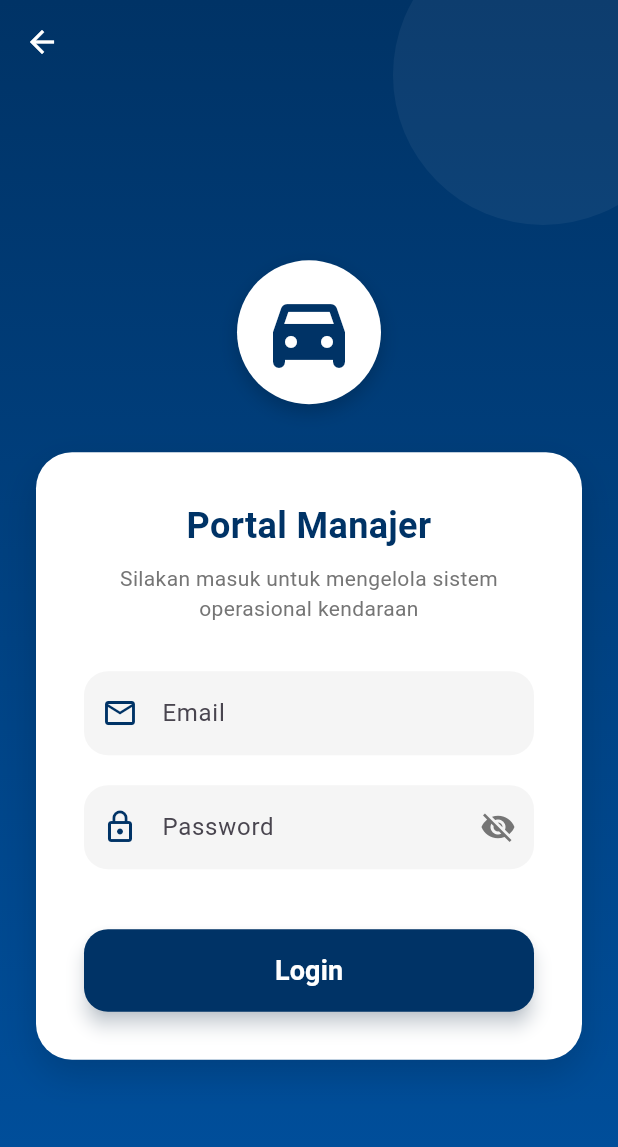
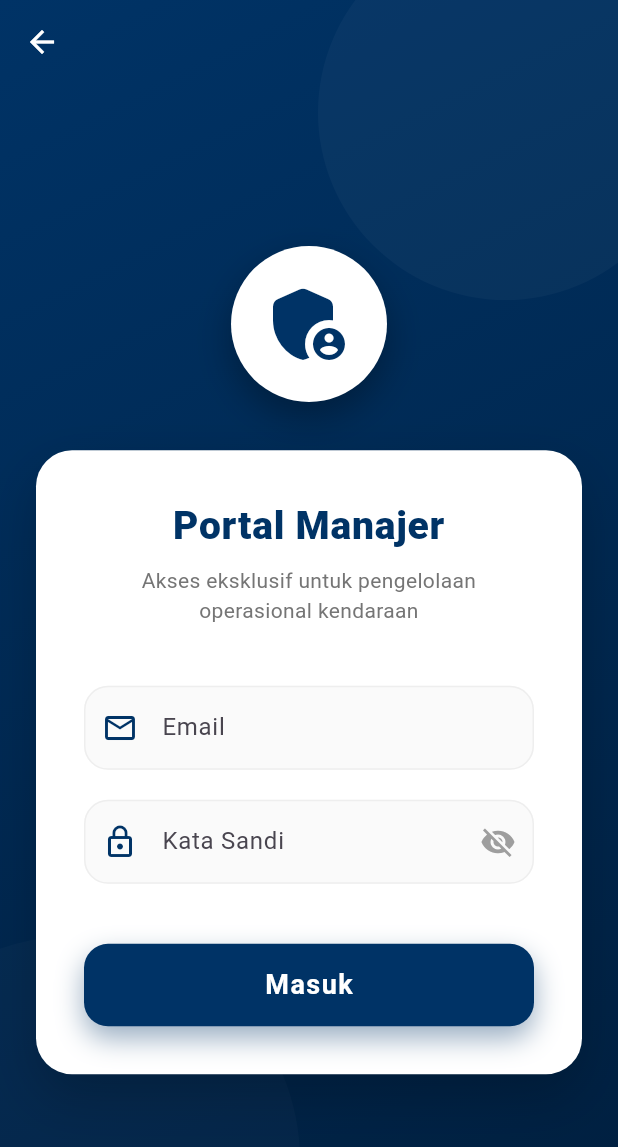
Before and after one commit to GustiMahardikaSM/sikendi, a Flutter app: the screen it shows after launch, after a tap on "MANAJER (Monitoring Armada)", on a phone screen of 412 x 824 dp. Shown: the top 1147 px of the screen. Run offline on Flutter 3.47's test engine with Material 3 defaults, Android fonts, the phone set to English and light mode, and no system bars; our stand-ins replace flutter_image_compress, flutter_map, image_picker, latlong2; missing offline and left inert: mongo_dart.

Commit message:
animasi login manager

```diff
--- a/lib/manager_login_page.dart
+++ b/lib/manager_login_page.dart
@@ -10,7 +10,8 @@ class ManagerLoginPage extends StatefulWidget {
   State<ManagerLoginPage> createState() => _ManagerLoginPageState();
 }
 
-class _ManagerLoginPageState extends State<ManagerLoginPage> {
+// Tambahkan SingleTickerProviderStateMixin untuk menggunakan AnimationController
+class _ManagerLoginPageState extends State<ManagerLoginPage> with SingleTickerProviderStateMixin {
   final TextEditingController _emailController = TextEditingController();
   final TextEditingController _passwordController = TextEditingController();
   bool _isLoading = false;
@@ -19,6 +20,58 @@ class _ManagerLoginPageState extends State<ManagerLoginPage> {
   // Tema Warna Kustom
   final Color primaryColor = const Color(0xFF003366); // Navy Blue
   final Color accentColor = const Color(0xFFFFD700); // Gold
+
+  // Variabel Animasi
+  late AnimationController _animationController;
+  late Animation<double> _fadeAnimation;
+  late Animation<Offset> _slideAnimation;
+  late Animation<double> _scaleAnimation;
+
+  @override
+  void initState() {
+    super.initState();
+
+    // Inisialisasi AnimationController (durasi 1.2 detik untuk kesan lambat & mewah)
+    _animationController = AnimationController(
+      vsync: this,
+      duration: const Duration(milliseconds: 1200),
+    );
+
+    // Animasi Opacity (Fade In)
+    _fadeAnimation = Tween<double>(begin: 0.0, end: 1.0).animate(
+      CurvedAnimation(
+        parent: _animationController,
+        curve: const Interval(0.0, 0.8, curve: Curves.easeOut),
+      ),
+    );
+
+    // Animasi Meluncur dari bawah (Slide Up)
+    _slideAnimation = Tween<Offset>(begin: const Offset(0, 0.15), end: Offset.zero).animate(
+      CurvedAnimation(
+        parent: _animationController,
+        curve: const Interval(0.2, 1.0, curve: Curves.easeOutCubic),
+      ),
+    );
+
+    // Animasi Membesar (Scale) untuk Logo
+    _scaleAnimation = Tween<double>(begin: 0.5, end: 1.0).animate(
+      CurvedAnimation(
+        parent: _animationController,
+        curve: const Interval(0.0, 0.7, curve: Curves.easeOutBack),
+      ),
+    );
+
+    // Mulai animasi saat halaman dibuka
+    _animationController.forward();
+  }
+
+  @override
+  void dispose() {
+    _animationController.dispose(); // Wajib di-dispose agar tidak memory leak
+    _emailController.dispose();
+    _passwordController.dispose();
+    super.dispose();
+  }
 
   Future<void> _login() async {
     if (_emailController.text.isEmpty || _passwordController.text.isEmpty) {
@@ -136,37 +189,49 @@ class _ManagerLoginPageState extends State<ManagerLoginPage> {
       appBar: AppBar(
         backgroundColor: Colors.transparent,
         elevation: 0,
-        leading: BackButton(
+        leading: const BackButton(
           color: Colors.white,
         ),
       ),
       body: Stack(
         children: [
-          // Background Gradient
+          // Background Gradient yang Mewah
           Container(
             height: MediaQuery.of(context).size.height,
             decoration: BoxDecoration(
               gradient: LinearGradient(
-                begin: Alignment.topCenter,
-                end: Alignment.bottomCenter,
+                begin: Alignment.topLeft,
+                end: Alignment.bottomRight,
                 colors: [
                   primaryColor,
-                  const Color(0xFF00509E), // Lighter Navy
+                  const Color(0xFF001F3F), // Navy yang lebih gelap agar elegan
                 ],
               ),
             ),
           ),
 
-          // Dekorasi tambahan (opsional) - lingkaran transparan
+          // Dekorasi Lingkaran
           Positioned(
             top: -50,
             right: -50,
             child: Container(
-              width: 200,
-              height: 200,
+              width: 250,
+              height: 250,
               decoration: BoxDecoration(
                 shape: BoxShape.circle,
-                color: Colors.white.withOpacity(0.05),
+                color: Colors.white.withOpacity(0.03),
+              ),
+            ),
+          ),
+          Positioned(
+            bottom: -100,
+            left: -100,
+            child: Container(
+              width: 300,
+              height: 300,
+              decoration: BoxDecoration(
+                shape: BoxShape.circle,
+                color: Colors.white.withOpacity(0.02),
               ),
             ),
           ),
@@ -179,39 +244,49 @@ class _ManagerLoginPageState extends State<ManagerLoginPage> {
                 child: Column(
                   mainAxisAlignment: MainAxisAlignment.center,
                   children: [
-                    // Ikon / Logo Aplikasi
-                    Container(
-                      padding: const EdgeInsets.all(16),
+                    // --- ANIMASI LOGO ---
+                    ScaleTransition(
+                      scale: _scaleAnimation,
+                      child: FadeTransition(
+                        opacity: _fadeAnimation,
+                        child: Container(
+                          padding: const EdgeInsets.all(20),
                           decoration: BoxDecoration(
                             color: Colors.white,
                             shape: BoxShape.circle,
                             boxShadow: [
                               BoxShadow(
-                            color: Colors.black.withOpacity(0.2),
-                            blurRadius: 10,
-                            offset: const Offset(0, 5),
+                                color: Colors.black.withOpacity(0.3),
+                                blurRadius: 20,
+                                offset: const Offset(0, 10),
                               ),
                             ],
                           ),
                           child: Icon(
-                        Icons.directions_car_filled_rounded,
+                            Icons.admin_panel_settings_rounded, // Menggunakan icon admin/manager
                             size: 64,
                             color: primaryColor,
                           ),
                         ),
+                      ),
+                    ),
                     const SizedBox(height: 32),
 
-                    // Card Form Login
-                    Container(
+                    // --- ANIMASI CARD LOGIN ---
+                    SlideTransition(
+                      position: _slideAnimation,
+                      child: FadeTransition(
+                        opacity: _fadeAnimation,
+                        child: Container(
                           padding: const EdgeInsets.all(32),
                           decoration: BoxDecoration(
                             color: Colors.white,
                             borderRadius: BorderRadius.circular(24),
                             boxShadow: [
                               BoxShadow(
-                            color: Colors.black.withOpacity(0.15),
-                            blurRadius: 20,
-                            offset: const Offset(0, 10),
+                                color: Colors.black.withOpacity(0.2), // Soft shadow
+                                blurRadius: 30, // Sebarannya dibuat besar agar elegan
+                                offset: const Offset(0, 15),
                               ),
                             ],
                           ),
@@ -221,22 +296,24 @@ class _ManagerLoginPageState extends State<ManagerLoginPage> {
                               Text(
                                 'Portal Manajer',
                                 style: TextStyle(
-                              fontSize: 24,
-                              fontWeight: FontWeight.bold,
+                                  fontSize: 26,
+                                  fontWeight: FontWeight.w800,
                                   color: primaryColor,
+                                  letterSpacing: 0.5,
                                 ),
                                 textAlign: TextAlign.center,
                               ),
                               const SizedBox(height: 8),
                               Text(
-                            'Silakan masuk untuk mengelola sistem operasional kendaraan',
+                                'Akses eksklusif untuk pengelolaan operasional kendaraan',
                                 style: TextStyle(
                                   fontSize: 14,
                                   color: Colors.grey[600],
+                                  height: 1.4,
                                 ),
                                 textAlign: TextAlign.center,
                               ),
-                          const SizedBox(height: 32),
+                              const SizedBox(height: 40),
 
                               // Input Email
                               TextField(
@@ -244,13 +321,17 @@ class _ManagerLoginPageState extends State<ManagerLoginPage> {
                                 keyboardType: TextInputType.emailAddress,
                                 decoration: InputDecoration(
                                   labelText: 'Email',
-                              hintText: 'Masukkan email Anda',
+                                  hintText: 'Masukkan email manajer',
                                   prefixIcon: Icon(Icons.email_outlined, color: primaryColor),
                                   filled: true,
-                              fillColor: Colors.grey[100],
+                                  fillColor: Colors.grey[50],
                                   border: OutlineInputBorder(
                                     borderRadius: BorderRadius.circular(16),
-                                borderSide: BorderSide.none,
+                                    borderSide: BorderSide(color: Colors.grey[300]!),
+                                  ),
+                                  enabledBorder: OutlineInputBorder(
+                                    borderRadius: BorderRadius.circular(16),
+                                    borderSide: BorderSide(color: Colors.grey[200]!),
                                   ),
                                   focusedBorder: OutlineInputBorder(
                                     borderRadius: BorderRadius.circular(16),
@@ -266,14 +347,18 @@ class _ManagerLoginPageState extends State<ManagerLoginPage> {
                                 controller: _passwordController,
                                 obscureText: !_isPasswordVisible,
                                 decoration: InputDecoration(
-                              labelText: 'Password',
-                              hintText: 'Masukkan password Anda',
+                                  labelText: 'Kata Sandi',
+                                  hintText: 'Masukkan kata sandi',
                                   prefixIcon: Icon(Icons.lock_outline, color: primaryColor),
                                   filled: true,
-                              fillColor: Colors.grey[100],
+                                  fillColor: Colors.grey[50],
                                   border: OutlineInputBorder(
                                     borderRadius: BorderRadius.circular(16),
-                                borderSide: BorderSide.none,
+                                    borderSide: BorderSide(color: Colors.grey[300]!),
+                                  ),
+                                  enabledBorder: OutlineInputBorder(
+                                    borderRadius: BorderRadius.circular(16),
+                                    borderSide: BorderSide(color: Colors.grey[200]!),
                                   ),
                                   focusedBorder: OutlineInputBorder(
                                     borderRadius: BorderRadius.circular(16),
@@ -284,7 +369,7 @@ class _ManagerLoginPageState extends State<ManagerLoginPage> {
                                       _isPasswordVisible
                                           ? Icons.visibility
                                           : Icons.visibility_off,
-                                  color: Colors.grey[600],
+                                      color: Colors.grey[500],
                                     ),
                                     onPressed: () {
                                       setState(() {
@@ -298,15 +383,24 @@ class _ManagerLoginPageState extends State<ManagerLoginPage> {
                               const SizedBox(height: 40),
 
                               // Tombol Login
-                          SizedBox(
+                              Container(
                                 height: 55,
+                                decoration: BoxDecoration(
+                                  borderRadius: BorderRadius.circular(16),
+                                  boxShadow: [
+                                    BoxShadow(
+                                      color: primaryColor.withOpacity(0.4),
+                                      blurRadius: 15,
+                                      offset: const Offset(0, 8),
+                                    ),
+                                  ],
+                                ),
                                 child: ElevatedButton(
                                   onPressed: _isLoading ? null : _login,
                                   style: ElevatedButton.styleFrom(
                                     backgroundColor: primaryColor,
                                     foregroundColor: Colors.white,
-                                elevation: 5,
-                                shadowColor: primaryColor.withOpacity(0.5),
+                                    elevation: 0, // Matikan elevation bawaan karena sudah pakai BoxShadow
                                     shape: RoundedRectangleBorder(
                                       borderRadius: BorderRadius.circular(16),
                                     ),
@@ -321,15 +415,18 @@ class _ManagerLoginPageState extends State<ManagerLoginPage> {
                                           ),
                                         )
                                       : const Text(
-                                      'Login',
+                                          'Masuk',
                                           style: TextStyle(
                                             fontSize: 18,
                                             fontWeight: FontWeight.bold,
+                                            letterSpacing: 1.0,
                                           ),
                                         ),
                                 ),
                               ),
                             ],
+                          ),
+                        ),
                       ),
                     ),
                   ],
@@ -341,11 +438,4 @@ class _ManagerLoginPageState extends State<ManagerLoginPage> {
       ),
     );
   }
-
-  @override
-  void dispose() {
-    _emailController.dispose();
-    _passwordController.dispose();
-    super.dispose();
 }
-}
```
Lines whose indentation alone changed are shown as unchanged.
